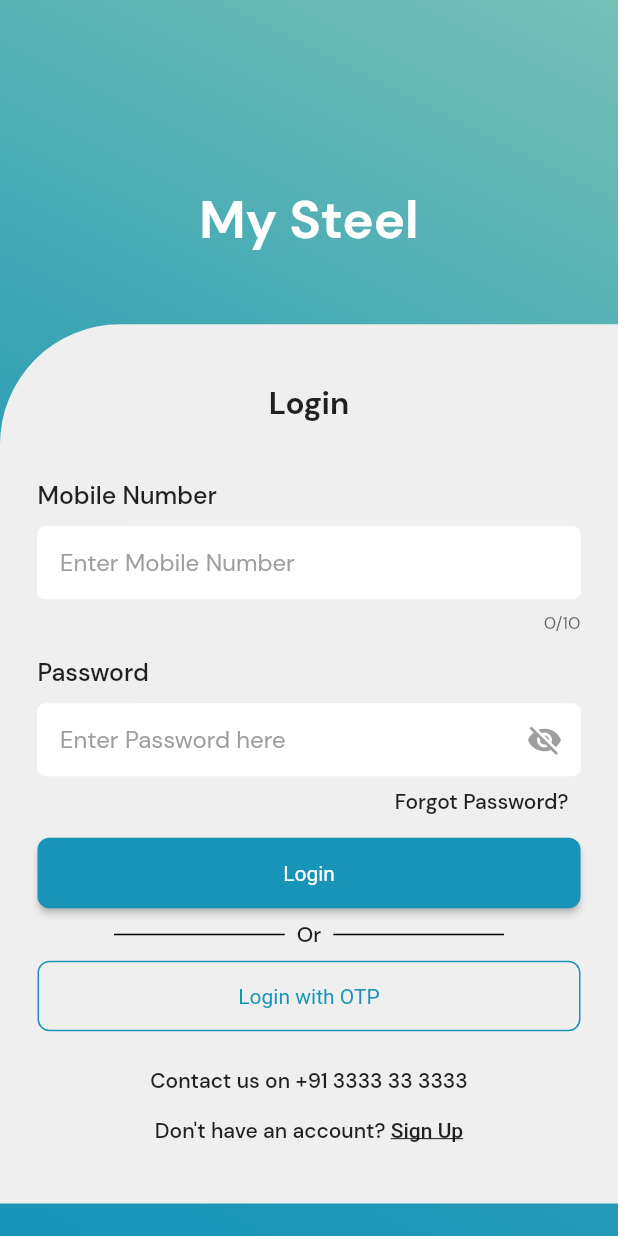
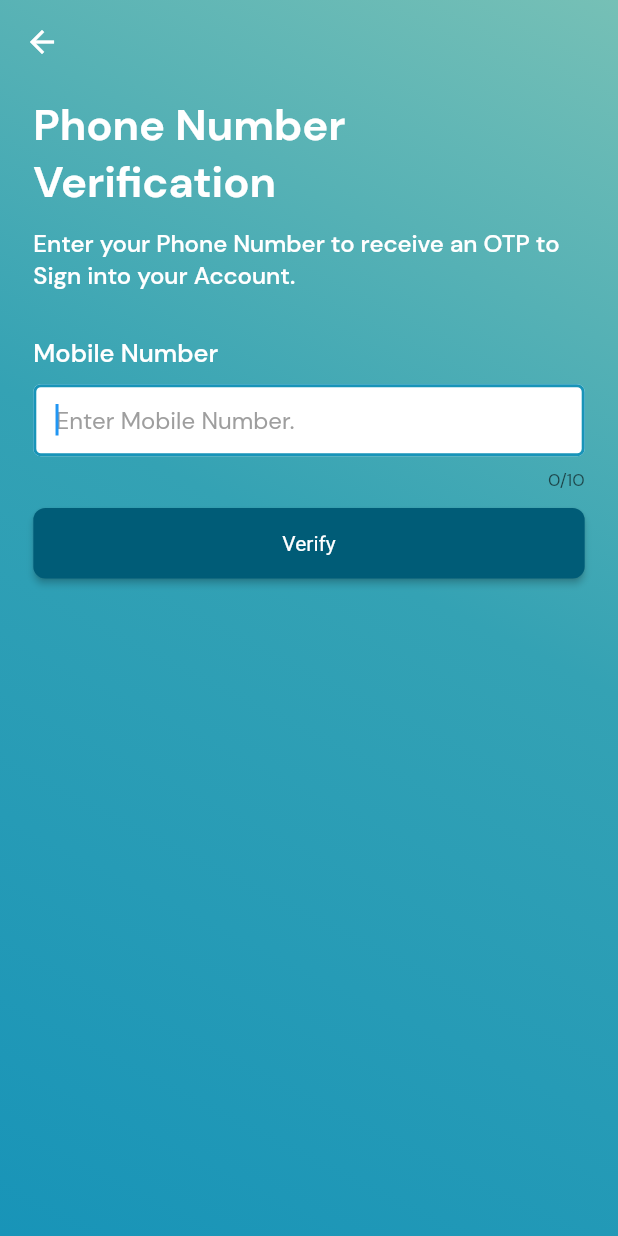
Before and after one commit to hackINdna/MSteel_App, a Flutter app: the screen it shows after launch, after a tap on "Forgot Password?", on a phone screen of 412 x 824 dp. Run offline on Flutter 3.47's test engine with Material 2 defaults, Android fonts, the phone set to English and light mode, and no system bars; our stand-ins replace pin_code_fields; project files that could hold a hidden picture were left out.

Commit message:
made till OTP

```diff
--- /dev/null
+++ b/lib/forgot_password.dart
@@ -0,0 +1,176 @@
+import 'package:flutter/material.dart';
+import 'package:flutter/services.dart';
+import 'package:m_steel/otp_verification.dart';
+import 'package:m_steel/util/general.dart';
+import 'package:m_steel/widgets/gradient_container.dart';
+
+class ForgotPasswordScreen extends StatefulWidget {
+  const ForgotPasswordScreen({super.key});
+  static const routeName = "/otpLogin";
+  @override
+  State<ForgotPasswordScreen> createState() => _ForgotPasswordScreenState();
+}
+
+class _ForgotPasswordScreenState extends State<ForgotPasswordScreen> {
+  String? _phoneNumber;
+  var _phoneController = TextEditingController();
+  bool _valid = false;
+  String? _error = null;
+  void _validate() {
+    var value = _phoneController.text;
+    if (value.isEmpty) {
+      _error = "Phone number required.";
+    } else if (value.isNotEmpty &&
+        RegExp(r"^(\+\d{1,2}\s)?\(?\d{3}\)?[\s.-]?\d{3}[\s.-]?\d{4}$")
+            .hasMatch(value)) {
+      _valid = true;
+      _error = null;
+    } else {
+      _valid = false;
+      _error = "Invalid Mobile Number.";
+    }
+  }
+
+  @override
+  void dispose() {
+    super.dispose();
+    _phoneController.dispose();
+  }
+
+  @override
+  Widget build(BuildContext context) {
+    return GradientBgContainer(
+      child: SafeArea(
+        child: Scaffold(
+          appBar: AppBar(),
+          extendBodyBehindAppBar: true,
+          body: SingleChildScrollView(
+            child: Container(
+              padding: const EdgeInsets.all(22.2),
+              child: Column(
+                mainAxisAlignment: MainAxisAlignment.start,
+                crossAxisAlignment: CrossAxisAlignment.stretch,
+                children: [
+                  const Padding(
+                    padding: EdgeInsets.only(
+                      top: 42,
+                      bottom: 12,
+                    ),
+                    child: Text(
+                      "Phone Number Verification",
+                      style: TextStyle(
+                        fontSize: 29,
+                        fontWeight: FontWeight.bold,
+                        color: Colors.white,
+                      ),
+                    ),
+                  ),
+                  const Text(
+                    "Enter your Phone Number to receive an OTP to Sign into your Account.",
+                    style: TextStyle(
+                      fontSize: 16,
+                      color: Colors.white,
+                      fontWeight: FontWeight.w500,
+                    ),
+                  ),
+                  const SizedBox(
+                    height: 30,
+                  ),
+                  const Text(
+                    "Mobile Number",
+                    style: TextStyle(
+                      fontWeight: FontWeight.w500,
+                      fontSize: 17,
+                      color: Colors.white,
+                    ),
+                  ),
+                  const SizedBox(height: 10),
+                  TextFormField(
+                    autofocus: true,
+                    maxLength: 10,
+                    keyboardType: TextInputType.phone,
+                    controller: _phoneController,
+                    inputFormatters: [FilteringTextInputFormatter.digitsOnly],
+                    decoration: InputDecoration(
+                      filled: true,
+                      enabledBorder: const OutlineInputBorder(
+                        borderSide: BorderSide(color: Colors.white, width: 0),
+                        borderRadius: BorderRadius.all(
+                          Radius.circular(5),
+                        ),
+                      ),
+                      focusedBorder: OutlineInputBorder(
+                        borderRadius: const BorderRadius.all(
+                          Radius.circular(5),
+                        ),
+                        borderSide: BorderSide(
+                          width: 2,
+                          color: themeColors.last,
+                        ),
+                      ),
+                      errorBorder: const OutlineInputBorder(
+                        borderRadius: BorderRadius.all(
+                          Radius.circular(5),
+                        ),
+                        borderSide: BorderSide(
+                          width: 2,
+                          color: Colors.redAccent,
+                        ),
+                      ),
+                      border: OutlineInputBorder(
+                        borderRadius: const BorderRadius.all(
+                          Radius.circular(5),
+                        ),
+                        borderSide: BorderSide(
+                          width: 2,
+                          color: themeColors.last,
+                        ),
+                      ),
+                      fillColor: Colors.white,
+                      hintText: "Enter Mobile Number.",
+                      errorText: _error,
+                      errorStyle: const TextStyle(
+                        color: Colors.white60,
+                      ),
+                      hintStyle: const TextStyle(color: Colors.grey),
+                      contentPadding: const EdgeInsets.fromLTRB(15, 0, 0, 0),
+                    ),
+                  ),
+                  const SizedBox(height: 10),
+                  ElevatedButton(
+                    onPressed: () {
+                      setState(() {
+                        _validate();
+                      });
+                      if (_valid) {
+                        //send OtP
+                        Navigator.pushNamed(
+                            context, OtpVerificationScreen.routeName);
+                      }
+                    },
+                    style: ButtonStyle(
+                      backgroundColor: MaterialStateProperty.all(
+                        const Color(0xff005C77),
+                      ),
+                      minimumSize: MaterialStateProperty.all(
+                          const Size(double.maxFinite, 47)),
+                      shape: MaterialStateProperty.all(
+                        RoundedRectangleBorder(
+                          borderRadius: BorderRadius.circular(8),
+                        ),
+                      ),
+                      textStyle: MaterialStateProperty.all(
+                        const TextStyle(fontSize: 14),
+                      ),
+                    ),
+                    child: const Text("Verify"),
+                  )
+                ],
+              ),
+            ),
+          ),
+        ),
+      ),
+    );
+  }
+}
--- a/lib/login.dart
+++ b/lib/login.dart
@@ -1,5 +1,6 @@
 import 'package:flutter/material.dart';
 import 'package:flutter/services.dart';
+import 'package:m_steel/forgot_password.dart';
 import 'package:m_steel/signup.dart';
 import 'package:m_steel/util/general.dart';
 import 'package:m_steel/widgets/gradient_container.dart';
@@ -121,7 +122,10 @@
                         //       ),
                         //     )),
                         child: TextButton(
-                          onPressed: () {},
+                          onPressed: () {
+                            Navigator.pushNamed(
+                                context, ForgotPasswordScreen.routeName);
+                          },
                           child: const Text(
                             "Forgot Password?",
                             style: TextStyle(
@@ -179,7 +183,10 @@
                         ],
                       ),
                       OutlinedButton(
-                        onPressed: () {},
+                        onPressed: () {
+                          Navigator.pushNamed(
+                              context, ForgotPasswordScreen.routeName);
+                        },
                         style: fullBlueButtonStyle(),
                         child: Text(
                           "Login with OTP",
--- a/lib/main.dart
+++ b/lib/main.dart
@@ -1,7 +1,10 @@
 import "package:flutter/material.dart";
+import 'package:m_steel/forgot_password.dart';
 import 'package:m_steel/login.dart';
+import 'package:m_steel/otp_verification.dart';
 import 'package:m_steel/signup.dart';
 import 'package:m_steel/splash_screen.dart';
+import 'package:m_steel/welcome.dart';
 
 void main() {
   runApp(const TheApplication());
@@ -27,6 +30,11 @@
         SplashScreen.routeName: (context) => const SplashScreen(),
         LoginScreen.routeName: (context) => const LoginScreen(),
         SignupScreen.routeName: (context) => const SignupScreen(),
+        ForgotPasswordScreen.routeName: (context) =>
+            const ForgotPasswordScreen(),
+        OtpVerificationScreen.routeName: (context) =>
+            const OtpVerificationScreen(),
+        WelcomeScreen.routeName: (context) => const WelcomeScreen(),
       },
     );
   }
--- a/lib/signup.dart
+++ b/lib/signup.dart
@@ -1,5 +1,6 @@
 import 'package:flutter/material.dart';
 import 'package:flutter/services.dart';
+import 'package:m_steel/forgot_password.dart';
 import 'package:m_steel/util/general.dart';
 import 'package:m_steel/widgets/gradient_container.dart';
 import 'package:m_steel/widgets/password_textformfield.dart';
@@ -33,6 +34,7 @@
     _formKey.currentState?.save();
     print(
         "name=$_fullName\nemail=$_email\npass=$_password\nconf_pass=$_confirmPassword\nlang=$_language\nzip=$_zipCode\ncity=$_city\nstate=$_state\nbusiinessType=$_businessType");
+    Navigator.pushNamed(context, ForgotPasswordScreen.routeName);
   }
 
   void languageSelected(String lang) {
@@ -378,6 +380,6 @@
   void dispose() {
     super.dispose();
     _cityController.dispose();
-    _cityController.dispose();
+    _stateController.dispose();
   }
 }
```
Also changed, not shown: lib/otp_verification.dart (added, +184 -0 lines), lib/util/general.dart (+5 -3 lines), lib/welcome.dart (added, +16 -0 lines), pubspec.yaml (+4 -15 lines), pubspec.lock, 5 other files.
